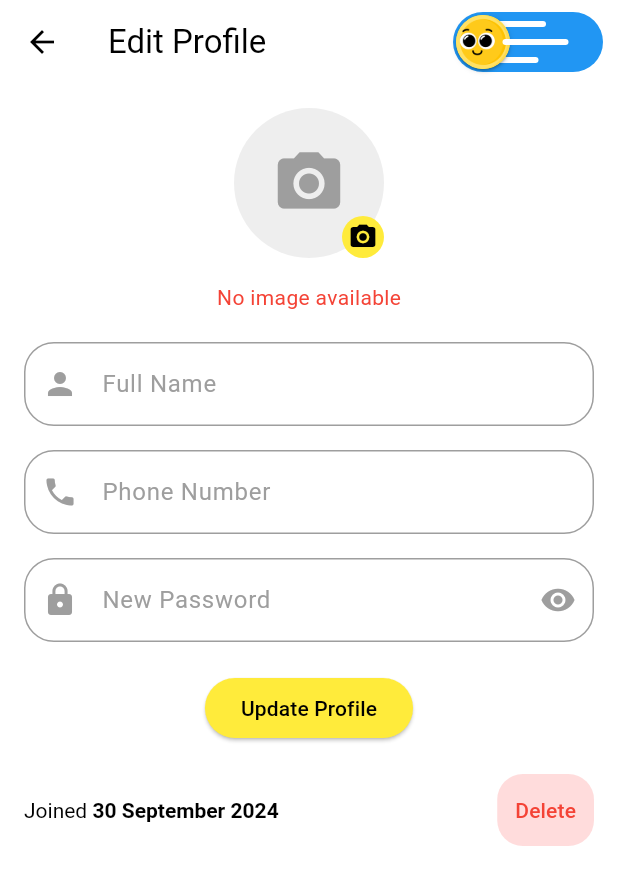
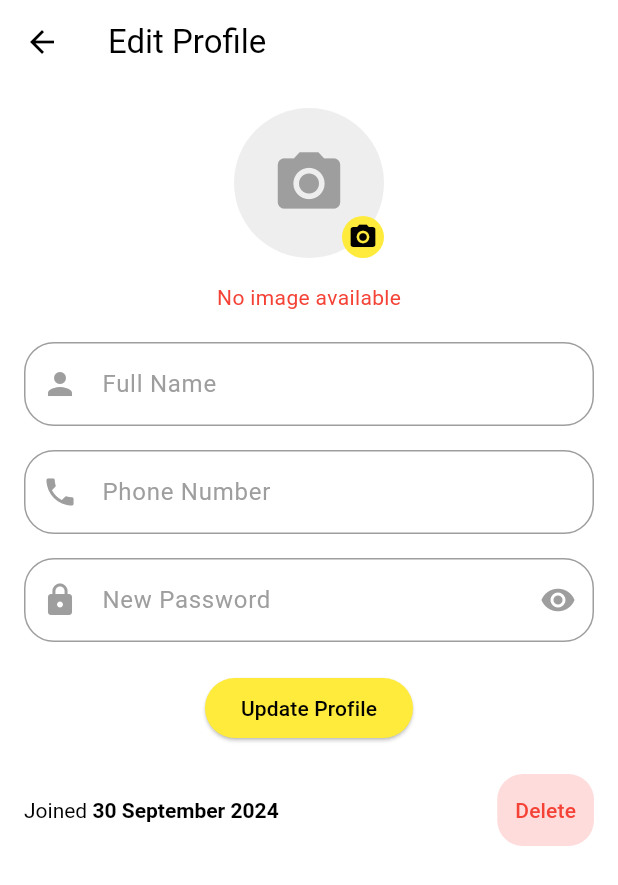
Before and after one commit to Fady2024/Ecommerce-app, a Flutter app: the EditProfilePage screen opened directly, on a phone screen of 412 x 824 dp. Shown: the top 885 px of the screen. Run offline on Flutter 3.47's test engine with Material 3 defaults, Android fonts, the phone set to English and light mode, and no system bars; our stand-ins replace bloc, cached_network_image, device_info_plus, email_validator, firebase_auth, firebase_core and 12 more; missing offline and left inert: circular_bottom_navigation; accounts and stored records are empty; network calls fail; project files that could hold a hidden picture were left out.

Commit message:
fix switch theme moode

```diff
--- a/lib/pages/EditProfilePage.dart
+++ b/lib/pages/EditProfilePage.dart
@@ -11,7 +11,6 @@ import '../cubits/auth_cubit.dart';
 import '../cubits/user_profile_provider.dart';
 import '../enter_to_app/welcome_screen.dart';
 import '../main.dart';
-import 'day_night_switch.dart'; // Assuming ThemeNotifier is in your main.dart
 
 class EditProfilePage extends StatefulWidget {
   final VoidCallback? onProfileUpdated;
@@ -292,17 +291,12 @@ class _EditProfilePageState extends State<EditProfilePage> {
     }
   }
 
-  // Toggle theme mode
-  void _toggleTheme(bool value) {
-    final themeNotifier = Provider.of<ThemeNotifier>(context, listen: false);
-    themeNotifier.toggleTheme(); // Toggle theme in your provider
-  }
+
 
   @override
   Widget build(BuildContext context) {
     final themeNotifier = Provider.of<ThemeNotifier>(context);
     final isDarkMode = themeNotifier.themeMode == ThemeMode.dark;
-    bool _isDarkMode = themeNotifier.themeMode == ThemeMode.light ?true:false;
 
     return Scaffold(
       backgroundColor: isDarkMode ? Colors.black : Colors.white,
@@ -310,21 +304,7 @@ class _EditProfilePageState extends State<EditProfilePage> {
         title: Text(selectedLanguage == 'Français' ?'Modifier le profil':'Edit Profile'),
         backgroundColor: isDarkMode ? Colors.black : Colors.white,
         foregroundColor: isDarkMode ? Colors.white : Colors.black,
-        actions: [
-          Padding(
-            padding: const EdgeInsets.symmetric(horizontal: 8.0),
-            child: DayNightSwitch(
-              value: _isDarkMode,
-              onChanged: _toggleTheme,
-              moonImage: AssetImage('assets/moon.png'),
-              sunImage: AssetImage('assets/sun.png'),
-              sunColor: Colors.yellow,
-              moonColor: Colors.white,
-              dayColor: Colors.blue,
-              nightColor: Color(0xFF393939),
-            ),
-          ),
-        ],
+
       ),
       body: SingleChildScrollView(
         child: Padding(
```
